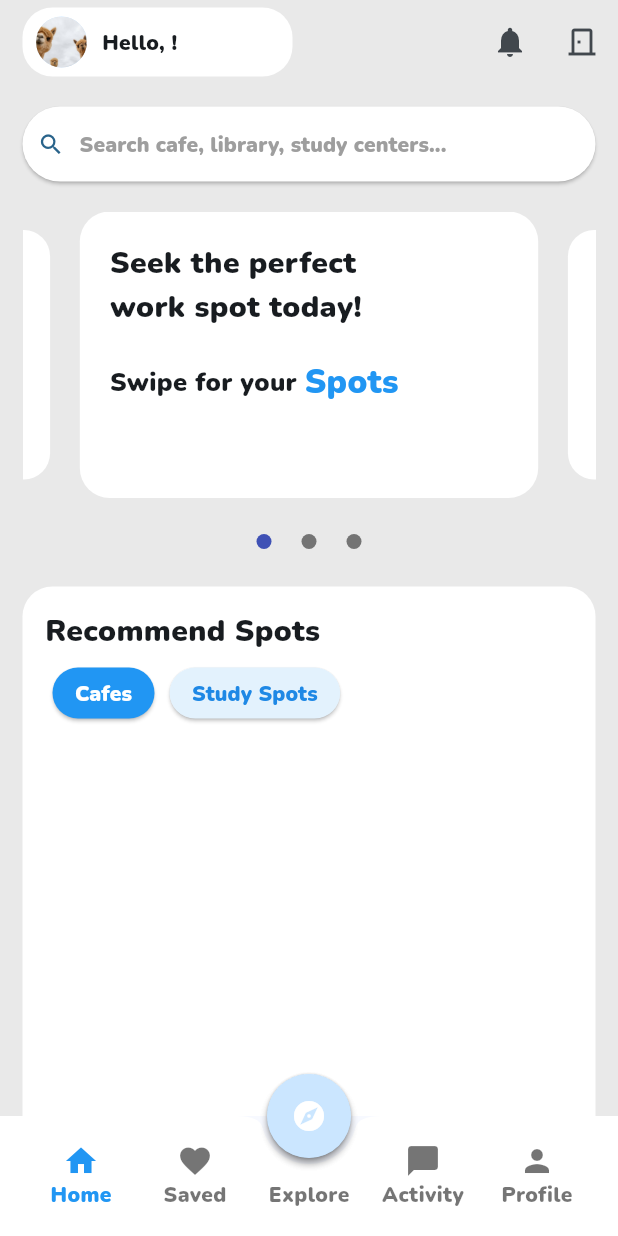
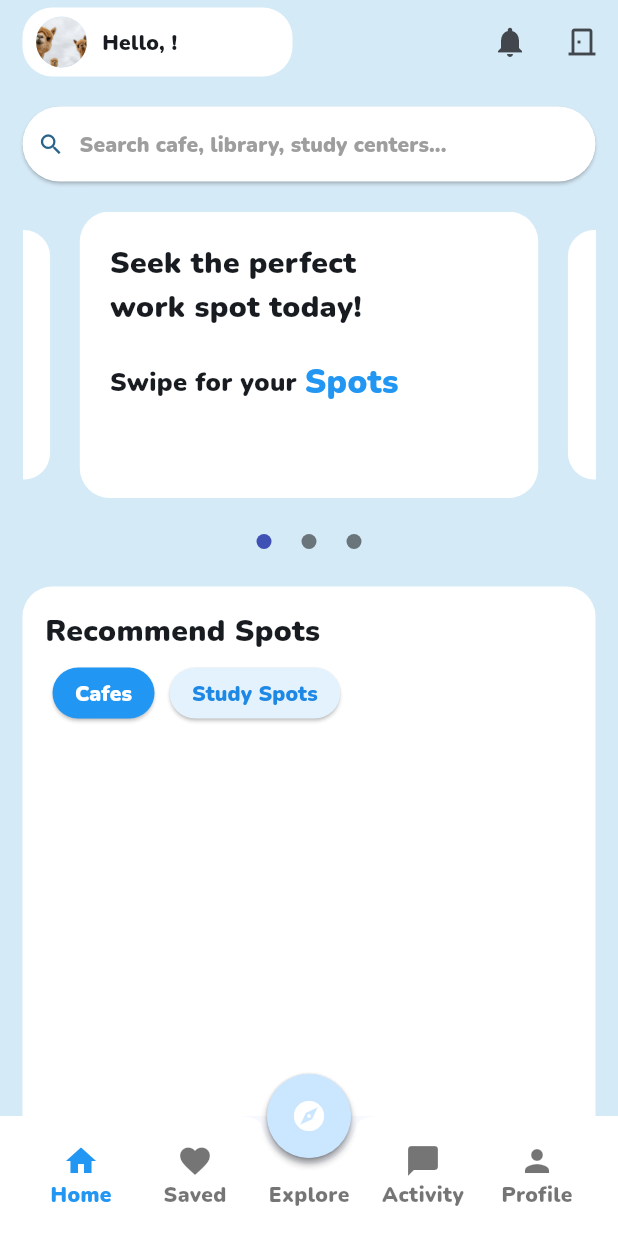
Before and after one commit to SpotSpots/spots_front, a Flutter app: the screen it shows once a user with an empty profile is signed in, on a phone screen of 412 x 824 dp. Run offline on Flutter 3.47's test engine with Material 3 defaults, Android fonts, the phone set to English and light mode, and no system bars; drawn by our look-alikes of carousel_slider; our stand-ins replace cloud_firestore, firebase_auth, firebase_core, modal_progress_hud_nsn; accounts and stored records are empty.

Commit message:
배경색 설정 - homePage

```diff
--- a/lib/HomePage.dart
+++ b/lib/HomePage.dart
@@ -573,12 +573,12 @@ class _HomePageState extends State<HomePage> {
     // });
 
     return Scaffold(
-      backgroundColor: const Color(0xffE9E9E9),
+      backgroundColor: const Color(0xffD5EAF7),
       appBar: PreferredSize(
         preferredSize: const Size.fromHeight(kToolbarHeight),
         child: AppBar(
           centerTitle: true,
-          backgroundColor: const Color(0xffE9E9E9),
+          backgroundColor: const Color(0xffD5EAF7),
           leadingWidth: 200,
           leading: Container(
             width: 200,
```
